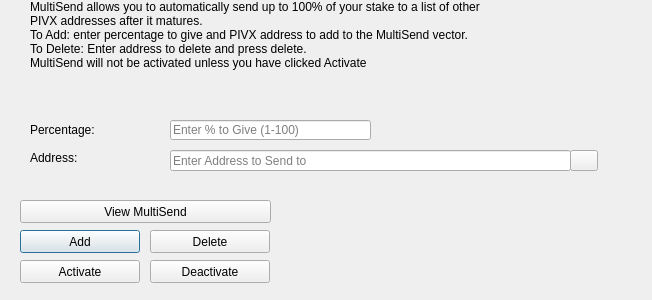
First picture: the form in src/qt/forms/multisenddialog.ui, repository eons-finance/ALQO, before the edit.
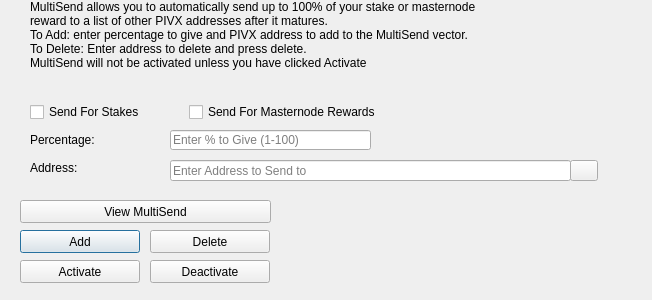
Second picture: the form after the edit. Icons and pictures are not drawn.

What changed in the file:
```diff
--- a/src/qt/forms/multisenddialog.ui
+++ b/src/qt/forms/multisenddialog.ui
@@ -20,7 +20,7 @@
    <property name="geometry">
     <rect>
      <x>170</x>
-     <y>120</y>
+     <y>130</y>
      <width>201</width>
      <height>20</height>
     </rect>
@@ -36,7 +36,7 @@
    <property name="geometry">
     <rect>
      <x>170</x>
-     <y>150</y>
+     <y>160</y>
      <width>401</width>
      <height>21</height>
     </rect>
@@ -61,7 +61,7 @@
     <number>1</number>
    </property>
    <property name="text">
-    <string>MultiSend allows you to automatically send up to 100% of your stake to a list of other PIVX addresses after it matures.
+    <string>MultiSend allows you to automatically send up to 100% of your stake or masternode reward to a list of other PIVX addresses after it matures.
 To Add: enter percentage to give and PIVX address to add to the MultiSend vector.
 To Delete: Enter address to delete and press delete.
 MultiSend will not be activated unless you have clicked Activate</string>
@@ -125,7 +125,7 @@
    <property name="geometry">
     <rect>
      <x>570</x>
-     <y>150</y>
+     <y>160</y>
      <width>28</width>
      <height>21</height>
     </rect>
@@ -151,7 +151,7 @@
    <property name="geometry">
     <rect>
      <x>30</x>
-     <y>120</y>
+     <y>130</y>
      <width>121</width>
      <height>20</height>
     </rect>
@@ -167,7 +167,7 @@
    <property name="geometry">
     <rect>
      <x>30</x>
-     <y>150</y>
+     <y>160</y>
      <width>111</width>
      <height>16</height>
     </rect>
@@ -233,6 +233,32 @@
     <string>View MultiSend</string>
    </property>
   </widget>
+  <widget class="QWidget" name="horizontalLayoutWidget">
+   <property name="geometry">
+    <rect>
+     <x>30</x>
+     <y>100</y>
+     <width>351</width>
+     <height>24</height>
+    </rect>
+   </property>
+   <layout class="QHBoxLayout" name="horizontalLayout">
+    <item>
+     <widget class="QCheckBox" name="multiSendStakeCheckBox">
+      <property name="text">
+       <string>Send For Stakes</string>
+      </property>
+     </widget>
+    </item>
+    <item>
+     <widget class="QCheckBox" name="multiSendMasternodeCheckBox">
+      <property name="text">
+       <string>Send For Masternode Rewards</string>
+      </property>
+     </widget>
+    </item>
+   </layout>
+  </widget>
  </widget>
  <resources>
   <include location="../pivx.qrc"/>
```
